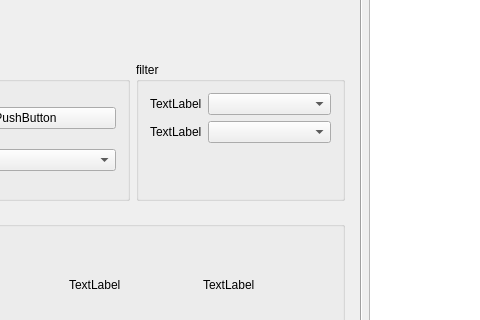
Above: code/ui/mainwindow.ui from ChaosSaber/ChaosSabers-Armour-Set-Search before the change; both pictures show x 99 to 579 and y 139 to 459 of the 735 by 572 pixel window. Below: the same form after it.
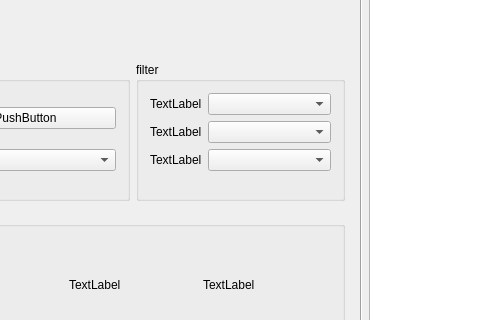
That is the form after the change.

Commit message: added new filter for additional Skills

```diff
--- a/code/ui/mainwindow.ui
+++ b/code/ui/mainwindow.ui
@@ -107,6 +107,16 @@
             <item row="1" column="1">
              <widget class="QComboBox" name="comboBoxFilterWeapon"/>
             </item>
+            <item row="2" column="0">
+             <widget class="QLabel" name="labelFilterAdditionalSkills">
+              <property name="text">
+               <string>TextLabel</string>
+              </property>
+             </widget>
+            </item>
+            <item row="2" column="1">
+             <widget class="QComboBox" name="comboBoxFilterAdditionalSkills"/>
+            </item>
            </layout>
           </widget>
          </item>
```
The commit also changes 9 other files.
